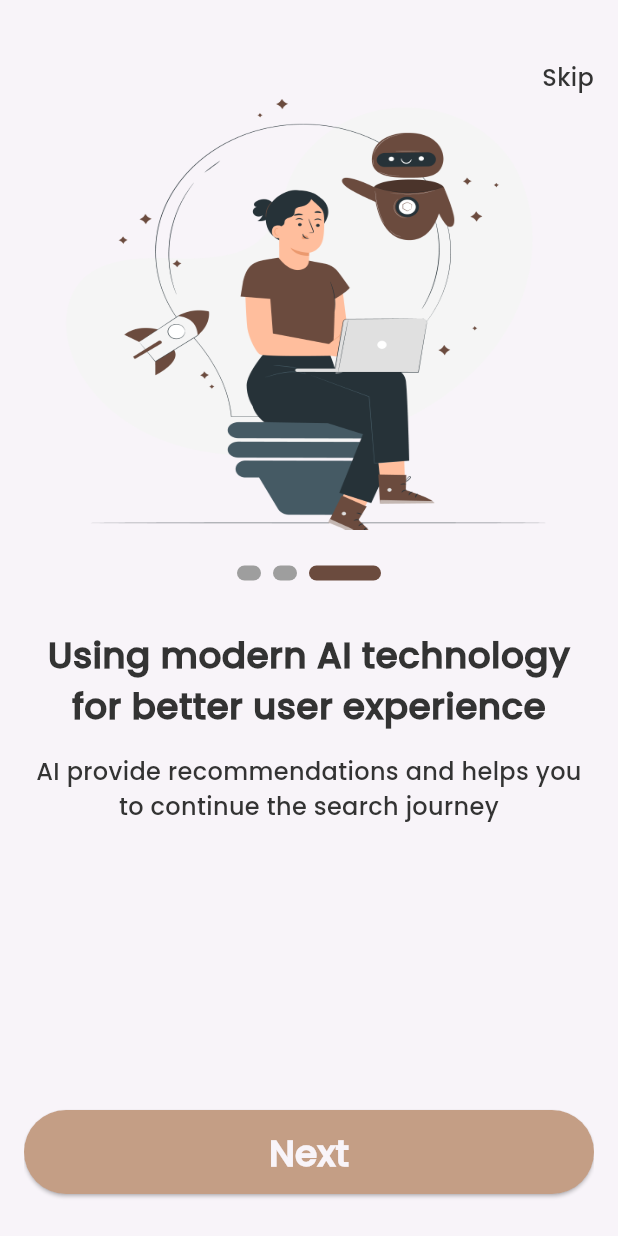
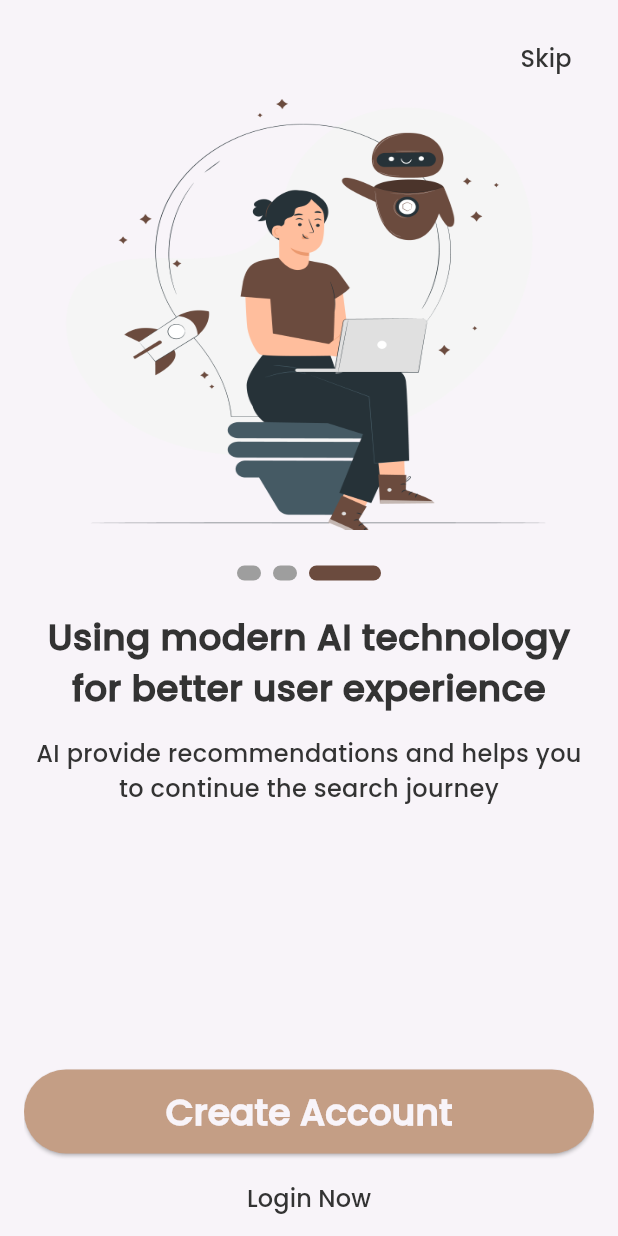
Before and after one commit to Kmpcy/dalel, a Flutter app: the screen it shows after launch, swiped to page 3, on a phone screen of 412 x 824 dp. Run offline on Flutter 3.47's test engine with Material 3 defaults, Android fonts, the phone set to English and light mode, and no system bars; drawn by our look-alikes of smooth_page_indicator; our stand-ins replace go_router.

Commit message:
finish onBoarding

```diff
--- a/lib/Features/OnBoarding/presentation/views/on_boarding_view.dart
+++ b/lib/Features/OnBoarding/presentation/views/on_boarding_view.dart
@@ -1,23 +1,36 @@
+import 'package:dalel/Features/OnBoarding/data/models/onBoarding_model.dart';
+import 'package:dalel/Features/OnBoarding/presentation/widgets/custom_autn_btns.dart';
 import 'package:dalel/Features/OnBoarding/presentation/widgets/on_boarding_body.dart';
+import 'package:dalel/core/fuctions/custom_navigate.dart';
 import 'package:dalel/core/utlis/app_strings.dart';
 import 'package:dalel/core/utlis/app_text_styles.dart';
+import 'package:dalel/core/widgets/custom_btn.dart';
 import 'package:flutter/material.dart';
 
-class OnBoardingView extends StatelessWidget {
+class OnBoardingView extends StatefulWidget {
   const OnBoardingView({super.key});
+  @override
+  State<OnBoardingView> createState() => _OnBoardingViewState();
+}
 
+class _OnBoardingViewState extends State<OnBoardingView> {
+  final PageController controller = PageController(initialPage: 0);
+  int currentIndex = 0;
   @override
   Widget build(BuildContext context) {
-    return SafeArea(
-      child: Scaffold(
+    return Scaffold(
       body: Padding(
         padding: const EdgeInsets.symmetric(horizontal: 16),
         child: ListView(
           physics: BouncingScrollPhysics(),
           children: [
-              SizedBox(height: 40),
+            SizedBox(height: 15),
             Align(
               alignment: Alignment.topRight,
+              child: TextButton(
+                onPressed: () {
+                  customNavigate(context: context, path: '/signUp');
+                },
                 child: Text(
                   AppStrings.skip,
                   style: AppStyles.poppins300style16.copyWith(
@@ -25,9 +38,29 @@ class OnBoardingView extends StatelessWidget {
                   ),
                 ),
               ),
-              OnBoardingBody(),
+            ),
+            OnBoardingBody(
+              controller: controller,
+              onPageChanged: (index) {
+                setState(() {
+                  currentIndex = index;
+                });
+              },
+            ),
+            Spacer(flex: 4),
+            currentIndex == onBoardingData.length - 1
+                ? customAuthBtns()
+                : CustomBtn(
+                    onPressed: () {
+                      controller.nextPage(
+                        duration: Duration(microseconds: 200),
+                        curve: Curves.bounceIn,
+                      );
+                    },
+                    text: AppStrings.next,
+                  ),
+            SizedBox(height: 17),
           ],
-          ),
         ),
       ),
     );
--- /dev/null
+++ b/lib/Features/OnBoarding/presentation/widgets/custom_autn_btns.dart
@@ -0,0 +1,37 @@
+import 'package:dalel/core/fuctions/custom_navigate.dart';
+import 'package:dalel/core/utlis/app_strings.dart';
+import 'package:dalel/core/utlis/app_text_styles.dart';
+import 'package:dalel/core/widgets/custom_btn.dart';
+import 'package:flutter/material.dart';
+
+class customAuthBtns extends StatelessWidget {
+  const customAuthBtns({
+    super.key,
+  });
+
+  @override
+  Widget build(BuildContext context) {
+    return Column(
+        children: [
+          CustomBtn(
+            onPressed: () {
+              customNavigate(context: context, path: '/signUp');
+            },
+            text: AppStrings.createAccount,
+          ),
+          SizedBox(height: 6),
+          TextButton(
+            child: Text(
+              AppStrings.login,
+              style: AppStyles.poppins300style16.copyWith(
+                fontWeight: FontWeight.w400,
+              ),
+            ),
+            onPressed: () {
+              customNavigate(context: context, path: '/logIn');
+            },
+          ),
+        ],
+      );
+  }
+}
--- a/lib/Features/OnBoarding/presentation/widgets/on_boarding_body.dart
+++ b/lib/Features/OnBoarding/presentation/widgets/on_boarding_body.dart
@@ -7,13 +7,15 @@ import 'package:dalel/core/widgets/custom_btn.dart';
 import 'package:flutter/material.dart';
 
 class OnBoardingBody extends StatelessWidget {
-  OnBoardingBody({super.key, controller});
-  final PageController controller = PageController();
+  OnBoardingBody({super.key, required this.controller, this.onPageChanged});
+  PageController controller = PageController();
+  final Function(int)? onPageChanged;
   @override
   Widget build(BuildContext context) {
     return SizedBox(
-      height: 750,
+      height: 650,
       child: PageView.builder(
+        onPageChanged: onPageChanged,
         controller: controller,
         physics: const BouncingScrollPhysics(),
         itemCount: onBoardingData.length,
@@ -32,7 +34,7 @@ class OnBoardingBody extends StatelessWidget {
               ),
               SizedBox(height: 24),
               CustomPageIndicator(controller: controller),
-              SizedBox(height: 32),
+              SizedBox(height: 20),
               Text(
                 maxLines: 2,
                 overflow: TextOverflow.ellipsis,
@@ -49,10 +51,6 @@ class OnBoardingBody extends StatelessWidget {
                 style: AppStyles.poppins300style16,
                 textAlign: TextAlign.center,
               ),
-              Spacer(flex: 2),
-
-              CustomBtn(onPressed: () {}, text: AppStrings.next),
-              SizedBox(height: 17),
             ],
           );
         },
--- a/lib/core/Routes/App_router.dart
+++ b/lib/core/Routes/App_router.dart
@@ -1,3 +1,5 @@
+import 'package:dalel/Features/Auth/presentation/views/log_in_view.dart';
+import 'package:dalel/Features/Auth/presentation/views/sign_up_view.dart';
 import 'package:dalel/Features/OnBoarding/presentation/views/on_boarding_view.dart';
 import 'package:dalel/Features/Splash/presentation/views/splash_view.dart';
 import 'package:flutter/material.dart';
@@ -9,12 +11,30 @@ final GoRouter router = GoRouter(
       path: '/',
       builder: (BuildContext context, GoRouterState state) {
         return const SplashView();
-      }, ),
+      },
+    ),
 
-       GoRoute(
+    GoRoute(
       path: '/onBoarding',
       builder: (BuildContext context, GoRouterState state) {
         return const OnBoardingView();
-      }, ),
+      },
+    ),
+
+    GoRoute(
+      path: '/signUp',
+      builder: (BuildContext context, GoRouterState state) {
+        return const SignUpView();
+      },
+    ),
+
+
+  GoRoute(
+      path: '/logIn',
+      builder: (BuildContext context, GoRouterState state) {
+        return const LogInView();
+      },
+    ),
+
   ],
 );
--- a/lib/core/fuctions/custom_navigate.dart
+++ b/lib/core/fuctions/custom_navigate.dart
@@ -1,6 +1,6 @@
 import 'package:go_router/go_router.dart';
 
-void customNavigate({context, required String path}) {
+void customNavigate({ required context, required String path}) {
   GoRouter.of(context).push(path);
 }
 
--- a/lib/core/utlis/app_strings.dart
+++ b/lib/core/utlis/app_strings.dart
@@ -14,14 +14,14 @@ abstract class AppStrings {
   static const String search = 'Search';
 
   // Auth
-  static const String login = 'Login';
+  static const String login = 'Login Now';
   static const String logout = 'Logout';
   static const String register = 'Register';
   static const String signUp = 'Sign Up';
   static const String signIn = 'Sign In';
   static const String forgotPassword = 'Forgot Password?';
   static const String resetPassword = 'Reset Password';
-  static const String createAccount = 'Create an Account';
+  static const String createAccount = 'Create Account';
 
   // Form
   static const String email = 'Email';
@@ -71,7 +71,8 @@ abstract class AppStrings {
   static const String onboardingTitle1 = 'Discover Places';
   static const String onboardingDesc1 = 'Find the best places around you';
   static const String onboardingTitle2 = 'Get Directions';
-  static const String onboardingDesc2 = 'Navigate easily with real-time guidance';
+  static const String onboardingDesc2 =
+      'Navigate easily with real-time guidance';
 
   // Actions
   static const String add = 'Add';
```
Also changed, not shown: lib/Features/Auth/presentation/views/log_in_view.dart (added, +10 -0 lines), lib/Features/Auth/presentation/views/sign_up_view.dart (added, +10 -0 lines). Lines whose indentation alone changed are shown as unchanged.
